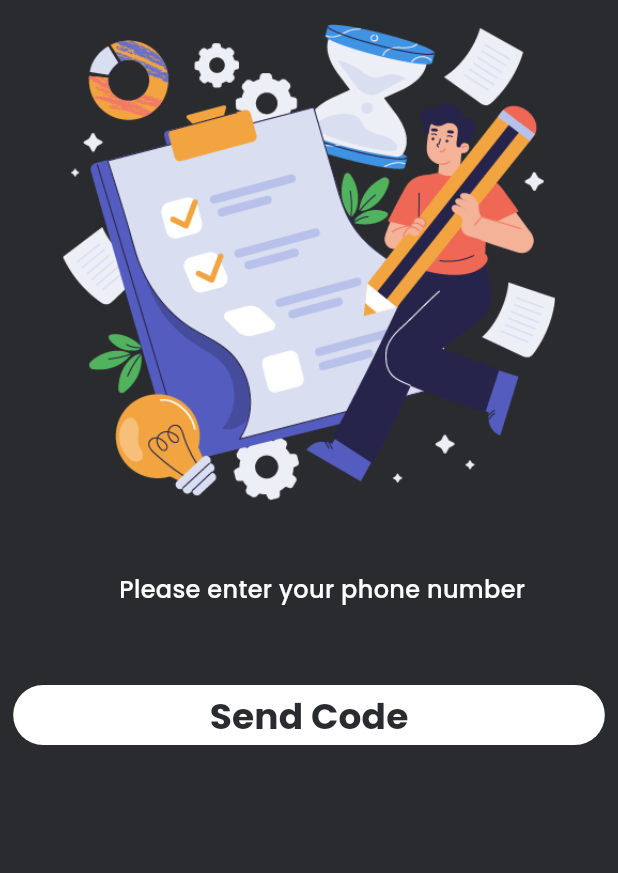
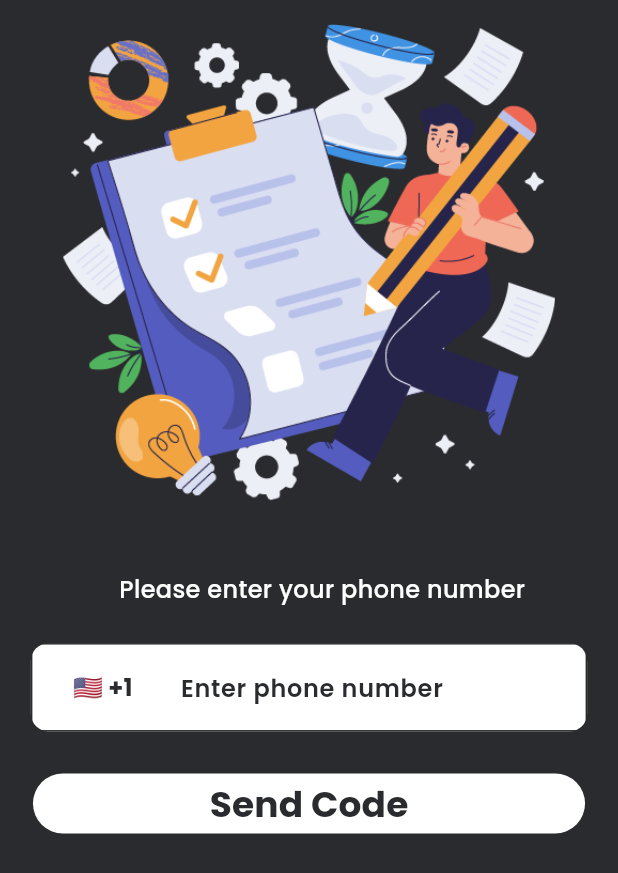
Before and after one commit to akosijho/flutter_todo_riverpod, a Flutter app: the LoginPage screen opened directly, on a phone screen of 412 x 824 dp. Shown: the top 873 px of the screen. Run offline on Flutter 3.47's test engine with Material 2 defaults, Android fonts, the phone set to English and light mode, and no system bars; our stand-ins replace country_picker, flutter_screenutil, flutter_vector_icons, google_fonts, hooks_riverpod, smooth_page_indicator.

Commit message:
Design login.

```diff
--- a/lib/common/utils/constants.dart
+++ b/lib/common/utils/constants.dart
@@ -6,6 +6,7 @@ class AppConstants {
 
   static double kWidth = 375.w;
   static double kHeight = 825.h;
+  static double kRadius = 12.h;
 
   static const Color kBkDark = Color(0xff2a2b2e);
   static const Color kLight = Color(0xffffffff);
--- /dev/null
+++ b/lib/common/widgets/my_text_field.dart
@@ -0,0 +1,65 @@
+import 'package:flutter/material.dart';
+import 'package:flutter_todo_riverpod/common/utils/constants.dart';
+import 'package:flutter_todo_riverpod/common/widgets/app_style.dart';
+
+class MyTextField extends StatelessWidget {
+  const MyTextField(
+      {super.key,
+      this.keyboardType,
+      required this.hintText,
+      this.prefixIcon,
+      this.suffixIcon,
+      this.hintStyle,
+      required this.textEditingController,
+      this.onChanged,
+      this.textStyle});
+
+  final TextInputType? keyboardType;
+  final String hintText;
+  final Widget? prefixIcon;
+  final Widget? suffixIcon;
+  final TextStyle? hintStyle;
+  final TextEditingController textEditingController;
+  final void Function(String)? onChanged;
+  final TextStyle? textStyle;
+
+  @override
+  Widget build(BuildContext context) {
+    return Container(
+      width: AppConstants.kWidth * 0.9,
+      decoration: BoxDecoration(
+        color: AppConstants.kLight,
+        borderRadius: BorderRadius.circular(AppConstants.kRadius),
+      ),
+      child: TextFormField(
+        keyboardType: keyboardType,
+        controller: textEditingController,
+        cursorHeight: 24,
+        onChanged: onChanged,
+        style: appStyle(18, AppConstants.kBkDark, FontWeight.w700),
+        decoration: InputDecoration(
+          hintText: hintText,
+          hintStyle: hintStyle,
+          suffixIcon: suffixIcon,
+          suffixIconColor: AppConstants.kBkDark,
+          prefixIcon: prefixIcon,
+          errorBorder: const OutlineInputBorder(
+              borderRadius: BorderRadius.zero,
+              borderSide: BorderSide(color: AppConstants.kRed)),
+          focusedBorder: const OutlineInputBorder(
+              borderRadius: BorderRadius.zero,
+              borderSide: BorderSide(color: Colors.transparent)),
+          focusedErrorBorder: const OutlineInputBorder(
+              borderRadius: BorderRadius.zero,
+              borderSide: BorderSide(color: AppConstants.kRed)),
+          disabledBorder: const OutlineInputBorder(
+              borderRadius: BorderRadius.zero,
+              borderSide: BorderSide(color: AppConstants.kGreyDk)),
+          enabledBorder: const OutlineInputBorder(
+              borderRadius: BorderRadius.zero,
+              borderSide: BorderSide(color: AppConstants.kBkDark)),
+        ),
+      ),
+    );
+  }
+}
--- a/lib/features/auth/pages/login_page.dart
+++ b/lib/features/auth/pages/login_page.dart
@@ -1,3 +1,4 @@
+import 'package:country_picker/country_picker.dart';
 import 'package:flutter/material.dart';
 import 'package:flutter_screenutil/flutter_screenutil.dart';
 import 'package:flutter_todo_riverpod/common/utils/constants.dart';
@@ -5,6 +6,7 @@ import 'package:flutter_todo_riverpod/common/widgets/app_style.dart';
 import 'package:flutter_todo_riverpod/common/widgets/gap.dart';
 import 'package:flutter_todo_riverpod/common/widgets/my_outlined_button.dart';
 import 'package:flutter_todo_riverpod/common/widgets/my_text.dart';
+import 'package:flutter_todo_riverpod/common/widgets/my_text_field.dart';
 import 'package:hooks_riverpod/hooks_riverpod.dart';
 
 class LoginPage extends ConsumerStatefulWidget {
@@ -17,6 +19,26 @@ class LoginPage extends ConsumerStatefulWidget {
 }
 
 class _LoginPageState extends ConsumerState<LoginPage> {
+  final TextEditingController textEditingController = TextEditingController();
+
+  Country _country = Country(
+      phoneCode: '1',
+      countryCode: 'US',
+      e164Sc: 0,
+      geographic: true,
+      name: 'USA',
+      example: 'USA',
+      displayName: 'United States',
+      displayNameNoCountryCode: 'US',
+      e164Key: '',
+      level: 1);
+
+  @override
+  void dispose() {
+    textEditingController.dispose();
+    super.dispose();
+  }
+
   @override
   Widget build(BuildContext context) {
     return Scaffold(
@@ -49,10 +71,50 @@ class _LoginPageState extends ConsumerState<LoginPage> {
               const Gap(
                 height: 24,
               ),
+              Center(
+                child: MyTextField(
+                  textEditingController: textEditingController,
+                  prefixIcon: Container(
+                    padding: const EdgeInsets.all(4),
+                    child: MyOutlinedButton(
+                      buttonStyle: ButtonStyle(
+                          side: MaterialStateProperty.all(BorderSide.none)),
+                      onPressed: () {
+                        showCountryPicker(context: context,
+                            showPhoneCode: true,
+                            countryListTheme: CountryListThemeData(
+                              backgroundColor: AppConstants.kLight,
+                              bottomSheetHeight: AppConstants.kHeight * 0.6,
+                              borderRadius: BorderRadius.only(
+                                topLeft: Radius.circular(AppConstants.kRadius),
+                                topRight: Radius.circular(AppConstants.kRadius),
+                              )
+                            ),
+                            onSelect: (Country country){
+                              setState(() {
+                               _country = country;
+                              });
+                            });
+                      },
+                      child: MyText(
+                        text: '${_country.flagEmoji} +${_country.phoneCode}',
+                        style:
+                        appStyle(16, AppConstants.kBkDark, FontWeight.bold),
+                      ),
+                    ),
+                  ),
+                  keyboardType: TextInputType.phone,
+                  hintText: 'Enter phone number',
+                  hintStyle:
+                      appStyle(16, AppConstants.kBkDark, FontWeight.w600),
+                ),
+              ),
               const Gap(
                 height: 24,
               ),
-              MyOutlinedButton(
+              Padding(
+                padding: EdgeInsets.symmetric(horizontal: 12.0.w),
+                child: MyOutlinedButton(
                     buttonStyle: ButtonStyle(
                         backgroundColor:
                             MaterialStateProperty.all(AppConstants.kLight),
@@ -60,8 +122,10 @@ class _LoginPageState extends ConsumerState<LoginPage> {
                     onPressed: () {},
                     child: MyText(
                       text: 'Send Code',
-                    style: appStyle(24, AppConstants.kBkDark, FontWeight.bold),
-                  ))
+                      style:
+                          appStyle(24, AppConstants.kBkDark, FontWeight.bold),
+                    )),
+              )
             ],
           ),
         ),
--- a/pubspec.yaml
+++ b/pubspec.yaml
@@ -40,6 +40,7 @@ dependencies:
   hooks_riverpod: ^2.3.6
   flutter_vector_icons: ^2.0.0
   smooth_page_indicator: ^1.1.0
+  country_picker: ^2.0.20
 
 dev_dependencies:
   flutter_test:
```
Also changed, not shown: pubspec.lock. Lines whose indentation alone changed are shown as unchanged.
